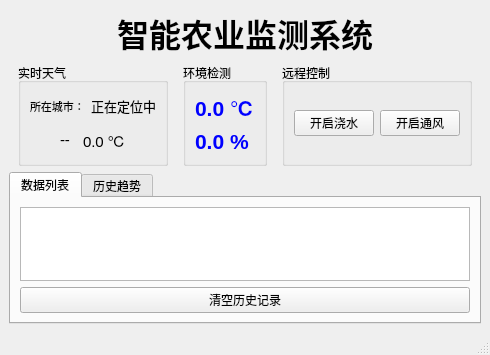
The window that mainwindow.ui (Qq-help/Qt-big-Lab) describes before a commit, drawn with Qt 5.
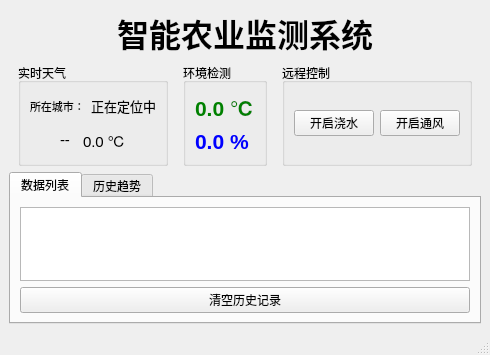
The same window after the commit.

```diff
--- a/mainwindow.ui
+++ b/mainwindow.ui
@@ -195,7 +195,7 @@
             </font>
            </property>
            <property name="styleSheet">
-            <string notr="true">color: blue;
+            <string notr="true">color: green;
 font-weight: bold;</string>
            </property>
            <property name="text">
```
